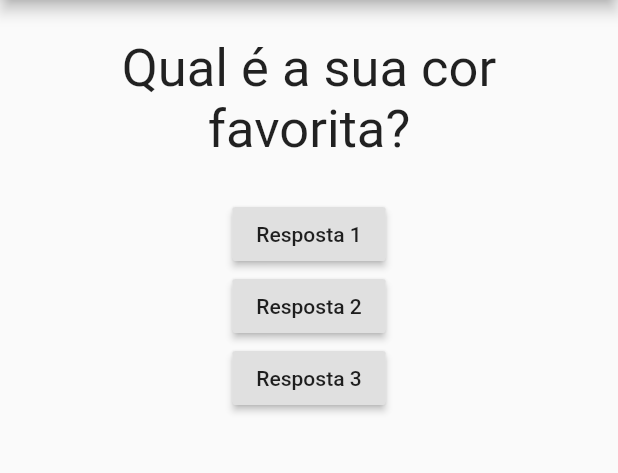
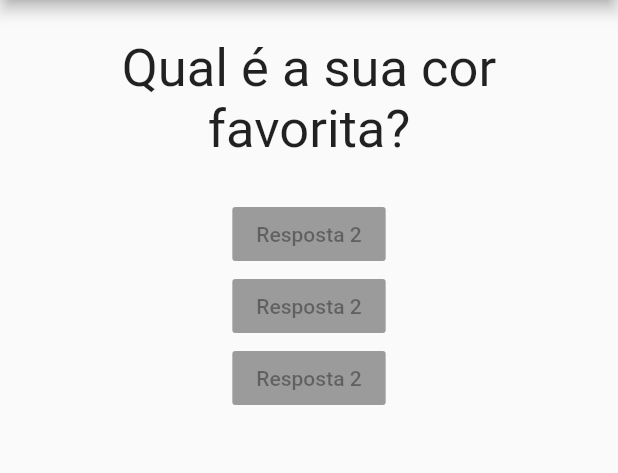
Before and after one commit to Willjp04/Projeto-Flutter, a Flutter app: the screen it shows after launch, on a phone screen of 412 x 824 dp, the part 84-557 px from its top. Run offline on Flutter 3.47's test engine with Material 2 defaults, Android fonts, the phone set to English and light mode, and no system bars.

Commit message:
Criando file Resposta no app

```diff
--- a/projeto_perguntas/lib/main.dart
+++ b/projeto_perguntas/lib/main.dart
@@ -1,5 +1,7 @@
 import 'package:flutter/material.dart';
+import 'package:projeto_perguntas/Resposta.dart';
 import './questão.dart';
+import 'Resposta.dart';
 
 main() {
   runApp(new PerguntaApp());
@@ -29,18 +31,9 @@ class _PerguntaAppState extends State<PerguntaApp> {
         body: Column(
           children: <Widget>[
             Questao(perguntas[_perguntaSelecionada]),
-            RaisedButton(
-              child: Text('Resposta 1'),
-              onPressed: _responder,
-            ),
-            RaisedButton(
-              child: Text('Resposta 2'),
-              onPressed: _responder,
-            ),
-            RaisedButton(
-              child: Text('Resposta 3'),
-              onPressed: _responder,
-            ),
+            Resposta('Resposta 1'),
+            Resposta('Resposta 2'),
+            Resposta('Resposta 3'),
           ],
         ),
       ),
--- /dev/null
+++ b/projeto_perguntas/lib/resposta.dart
@@ -0,0 +1,15 @@
+import 'package:flutter/material.dart';
+
+class Resposta extends StatelessWidget {
+  final String texto;
+
+  Resposta(this.texto);
+
+  @override
+  Widget build(BuildContext context) {
+    return RaisedButton(
+      child: Text('Resposta 2'),
+      onPressed: null,
+    );
+  }
+}
```
